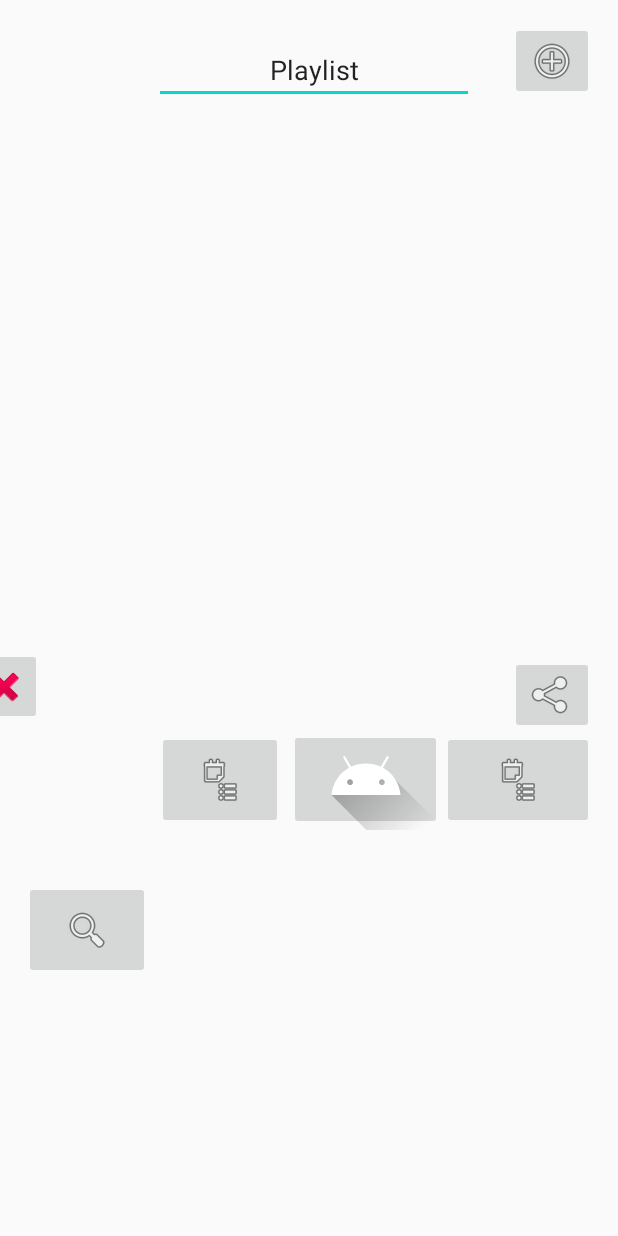
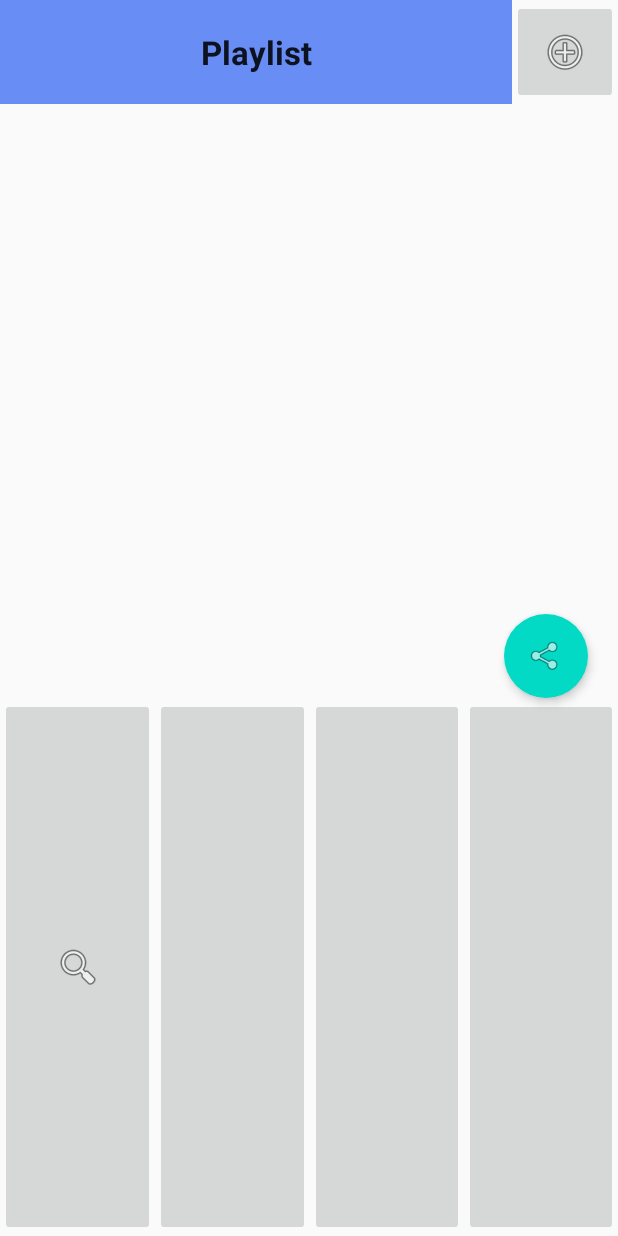
Before and after one commit to reediculous456/MusicLink, an Android app: the layout main_activity.xml on its own in the app's theme, with its tools: preview values and no code run, on a phone screen of 412 x 824 dp. Run offline under Robolectric (Android 15) with nearby library versions, the phone set to English and light mode, and no system bars.

Commit message:
Created a UI for the Main Playlist Screen
Need to still add images to the buttons and test with mocked data.

```diff
--- a/app/src/main/res/layout/main_activity.xml
+++ b/app/src/main/res/layout/main_activity.xml
@@ -1,134 +1,91 @@
 <?xml version="1.0" encoding="utf-8"?>
-<androidx.constraintlayout.widget.ConstraintLayout xmlns:android="http://schemas.android.com/apk/res/android"
+<LinearLayout xmlns:android="http://schemas.android.com/apk/res/android"
     xmlns:app="http://schemas.android.com/apk/res-auto"
     xmlns:tools="http://schemas.android.com/tools"
     android:id="@+id/mainScreen"
-    android:layout_width="match_parent"
-    android:layout_height="match_parent"
-    tools:context=".MainActivity">
+    android:layout_width="fill_parent"
+    android:layout_height="fill_parent"
+    tools:context="edu.uc.reedws.musiclink.MainActivity"
+    android:orientation="vertical">
 
-    <ImageButton
-        android:id="@+id/btnSharePlaylist"
-        android:layout_width="wrap_content"
+    <LinearLayout
+        android:layout_width="match_parent"
         android:layout_height="wrap_content"
-        android:layout_marginTop="451dp"
-        android:layout_marginEnd="16dp"
-        android:layout_marginBottom="9dp"
-        android:contentDescription="@string/share_a_playlist_with_others"
-        app:layout_constraintBottom_toTopOf="@+id/adView"
-        app:layout_constraintEnd_toEndOf="parent"
-        app:layout_constraintTop_toTopOf="parent"
-        app:srcCompat="@android:drawable/ic_menu_share" />
+        android:orientation="horizontal">
 
-    <EditText
-        android:id="@+id/txtPlaylistName"
-        android:layout_width="wrap_content"
-        android:layout_height="wrap_content"
-        android:layout_marginTop="24dp"
-        android:layout_marginEnd="96dp"
-        android:ems="10"
-        android:importantForAutofill="no"
-        android:inputType="textPersonName"
-        android:labelFor="@id/listViewPlaylists"
-        android:text="@string/playlist"
-        android:textAlignment="center"
-        app:layout_constraintEnd_toEndOf="parent"
-        app:layout_constraintTop_toTopOf="parent" />
+        <TextView
+            android:layout_width="341dp"
+            android:layout_height="wrap_content"
+            android:layout_gravity="start"
+            android:background="#688df4"
+            android:gravity="center"
+            android:padding="20dp"
+            android:text="@string/Playlist"
+            android:textAppearance="@style/TextAppearance.AppCompat.Large"
+            android:textColor="@color/browser_actions_text_color"
+            android:textStyle="bold" />
+
+        <ImageButton
+            android:layout_width="match_parent"
+            android:layout_height="69dp"
+            android:contentDescription="@string/add"
+            android:src="@android:drawable/ic_menu_add" />
+    </LinearLayout>
 
     <ListView
-        android:id="@+id/listViewPlaylists"
-        android:layout_width="386dp"
-        android:layout_height="0dp"
+        android:id="@+id/playlistSongs"
+        android:layout_width="match_parent"
+        android:layout_height="372dp"
+        android:divider="@color/browser_actions_text_color"
+        android:dividerHeight="1dp"
+        android:verticalSpacing="4dp" />
+
+    <com.google.android.material.floatingactionbutton.FloatingActionButton
+        android:layout_width="wrap_content"
+        android:layout_height="match_parent"
+        android:layout_gravity="end"
         android:layout_marginStart="16dp"
-        android:layout_marginTop="72dp"
-        android:layout_marginEnd="16dp"
-        android:layout_marginBottom="16dp"
-        android:divider="#f00"
-        android:dividerHeight="1dp"
-        android:listSelector="#0f0"
-        app:layout_constraintBottom_toTopOf="@+id/adView"
-        app:layout_constraintEnd_toEndOf="parent"
-        app:layout_constraintStart_toStartOf="parent"
-        app:layout_constraintTop_toTopOf="parent" />
+        android:layout_marginTop="-32dp"
+        android:layout_marginEnd="20dp"
+        app:fabSize="normal"
+        app:elevation="4dp"
+        app:borderWidth="0dp"
+        android:src="@android:drawable/ic_menu_share" />
 
     <com.google.android.gms.ads.AdView
-        android:id="@+id/adView"
-        android:layout_width="371dp"
-        android:layout_height="52dp"
-        android:layout_marginStart="1dp"
-        android:layout_marginTop="484dp"
-        android:layout_marginEnd="1dp"
-        app:layout_constraintEnd_toEndOf="parent"
-        app:layout_constraintHorizontal_bias="0.0"
-        app:layout_constraintStart_toStartOf="parent"
-        app:layout_constraintTop_toTopOf="parent" />
+        android:layout_width="match_parent"
+        android:layout_height="63dp"
+        />
 
-    <ImageButton
-        android:id="@+id/btnSearch"
-        android:layout_width="84dp"
-        android:layout_height="65dp"
-        android:layout_marginStart="16dp"
-        android:contentDescription="@string/search_for_a_song_to_add_to_a_playlist"
-        app:layout_constraintBottom_toBottomOf="parent"
-        app:layout_constraintStart_toStartOf="parent"
-        app:layout_constraintTop_toBottomOf="@+id/adView"
-        app:layout_constraintVertical_bias="0.375"
-        app:srcCompat="@android:drawable/ic_menu_search" />
+    <LinearLayout
+        android:layout_width="match_parent"
+        android:layout_height="match_parent"
+        android:orientation="horizontal">
 
-    <ImageButton
-        android:id="@+id/btnProfile"
-        android:layout_width="102dp"
-        android:layout_height="67dp"
-        android:layout_marginTop="2dp"
-        android:contentDescription="@string/profile_button"
-        app:layout_constraintEnd_toStartOf="@+id/btnOptions"
-        app:layout_constraintTop_toBottomOf="@+id/adView"
-        app:srcCompat="@drawable/ic_launcher_foreground" />
+        <ImageButton
+            android:layout_width="fill_parent"
+            android:layout_height="match_parent"
+            android:layout_weight=".25"
+            android:src="@android:drawable/ic_menu_search"
+            android:contentDescription="@string/search" />
 
-    <ImageButton
-        android:id="@+id/btnOptions"
-        android:layout_width="101dp"
-        android:layout_height="65dp"
-        android:layout_marginTop="3dp"
-        android:layout_marginEnd="16dp"
-        android:contentDescription="@string/options_for_user_not_on_main_screen"
-        app:layout_constraintEnd_toEndOf="parent"
-        app:layout_constraintTop_toBottomOf="@+id/adView"
-        app:srcCompat="@android:drawable/ic_menu_agenda" />
+        <ImageButton
+            android:layout_width="fill_parent"
+            android:layout_height="match_parent"
+            android:layout_weight=".25"
+            android:contentDescription="@string/library"/>
 
-    <ImageButton
-        android:id="@+id/btnAddPlaylist"
-        android:layout_width="wrap_content"
-        android:layout_height="wrap_content"
-        android:layout_marginEnd="16dp"
-        android:layout_marginBottom="5dp"
-        android:contentDescription="@string/add_a_playlist"
-        app:layout_constraintBottom_toTopOf="@+id/listViewPlaylists"
-        app:layout_constraintEnd_toEndOf="parent"
-        app:srcCompat="@android:drawable/ic_menu_add" />
+        <ImageButton
+            android:layout_width="fill_parent"
+            android:layout_height="match_parent"
+            android:layout_weight=".25"
+            android:contentDescription="@string/profile"/>
 
-    <ImageButton
-        android:id="@+id/btnCloseAd"
-        android:layout_width="51dp"
-        android:layout_height="51dp"
-        android:layout_marginEnd="16dp"
-        android:layout_marginBottom="4dp"
-        android:contentDescription="@string/ad_closer"
-        app:layout_constraintBottom_toTopOf="@+id/btnOptions"
-        app:layout_constraintEnd_toEndOf="@+id/adView"
-        app:layout_constraintHorizontal_bias="0.253"
-        app:layout_constraintStart_toEndOf="@+id/adView"
-        app:srcCompat="@android:drawable/ic_delete" />
+        <ImageButton
+            android:layout_width="fill_parent"
+            android:layout_height="match_parent"
+            android:layout_weight=".25"
+            android:contentDescription="@string/options" />
+    </LinearLayout>
 
-    <ImageButton
-        android:id="@+id/btnLibraryPlaylists"
-        android:layout_width="84dp"
-        android:layout_height="65dp"
-        android:layout_marginTop="3dp"
-        android:contentDescription="@string/library_of_playlists"
-        app:layout_constraintEnd_toStartOf="@+id/btnProfile"
-        app:layout_constraintStart_toEndOf="@+id/btnSearch"
-        app:layout_constraintTop_toBottomOf="@+id/adView"
-        app:srcCompat="@android:drawable/ic_menu_agenda" />
-
-</androidx.constraintlayout.widget.ConstraintLayout>
+</LinearLayout>
--- /dev/null
+++ b/app/src/main/res/layout/navbar.xml
@@ -0,0 +1,13 @@
+<?xml version="1.0" encoding="utf-8"?>
+<LinearLayout xmlns:android="http://schemas.android.com/apk/res/android"
+    android:layout_width="match_parent"
+    android:orientation="vertical"
+    android:layout_height="match_parent">
+
+    <ImageView
+        android:id="@+id/library"
+        android:layout_width="wrap_content"
+        android:layout_height="wrap_content"
+        android:src="@drawable/music_library"></ImageView>
+
+</LinearLayout>
--- a/app/src/main/res/values/strings.xml
+++ b/app/src/main/res/values/strings.xml
@@ -1,11 +1,16 @@
 <resources>
     <string name="app_name">Music Link</string>
-    <string name="ad_closer">Ad closer</string>
-    <string name="share_a_playlist_with_others">Share a playlist with others</string>
-    <string name="search_for_a_song_to_add_to_a_playlist">Search for a song to add to a playlist</string>
-    <string name="profile_button">Profile button</string>
-    <string name="options_for_user_not_on_main_screen">Options for user not on main screen</string>
-    <string name="add_a_playlist">Add a playlist</string>
-    <string name="library_of_playlists">Library of playlists</string>
-    <string name="playlist">Playlist</string>
+    <string name="Playlist">Playlist</string>
+    <string name="search">Search</string>
+    <string name="add">add</string>
+    <string name="library">Library</string>
+    <string name="profile">Profile</string>
+    <string name="options">Options</string>
+    <string-array name="navigation">
+        <item>Search</item>
+        <item>Library</item>
+        <item>Profile</item>
+        <item>Settings</item>
+
+    </string-array>
 </resources>
--- a/build.gradle
+++ b/build.gradle
@@ -8,7 +8,7 @@ buildscript {
 
     }
     dependencies {
-        classpath 'com.android.tools.build:gradle:3.6.3'
+        classpath 'com.android.tools.build:gradle:4.0.0'
         classpath "org.jetbrains.kotlin:kotlin-gradle-plugin:$kotlin_version"
 
         // NOTE: Do not place your application dependencies here; they belong
```
Also changed, not shown: gradle/wrapper/gradle-wrapper.properties.
